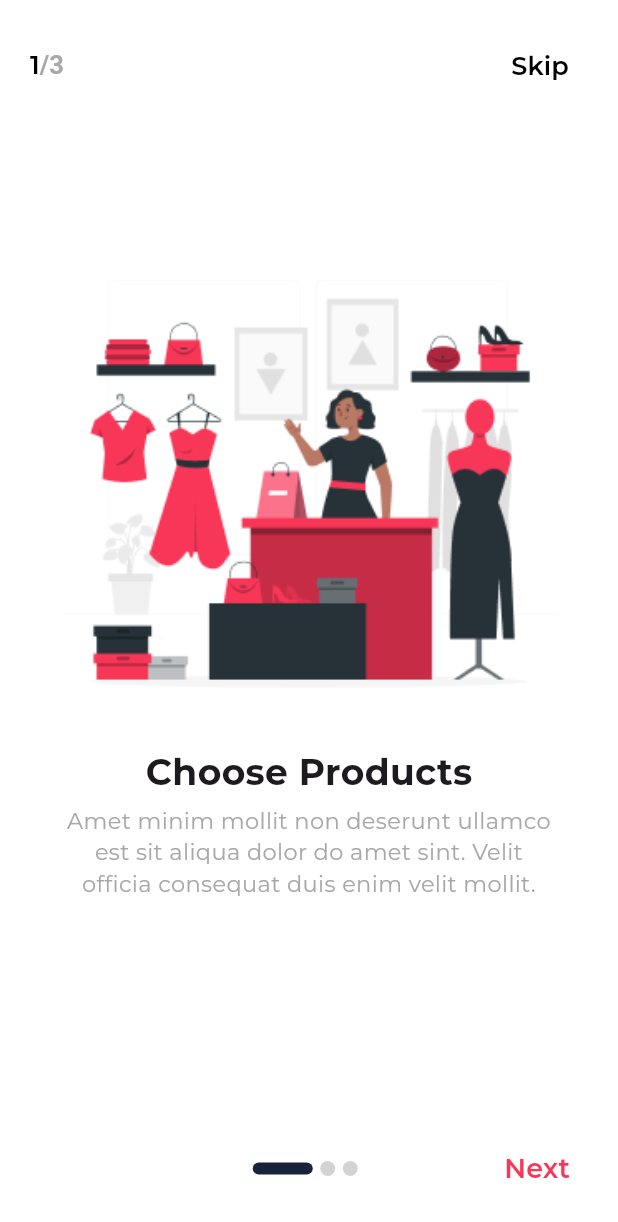
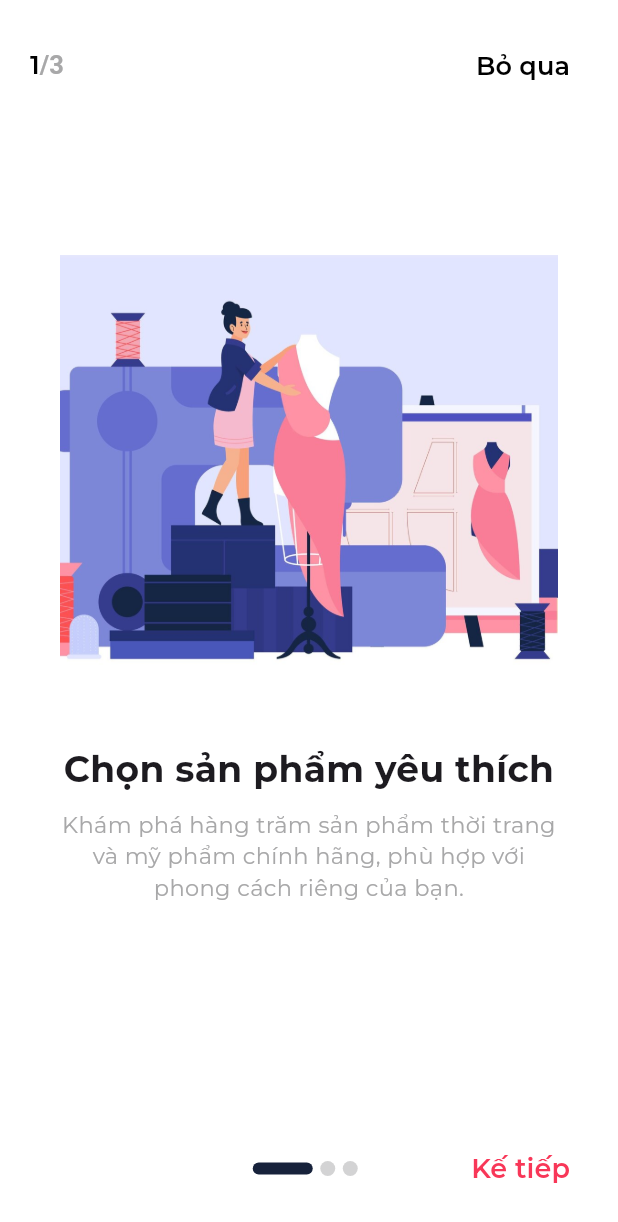
Before and after one commit to VuIceTea/v-store, a Flutter app: the OnboardingScreen screen opened by its route, on a phone screen of 412 x 824 dp. Shown: the top 1222 px of the screen. Run offline on Flutter 3.47's test engine with Material 3 defaults, Android fonts, the phone set to English and light mode, and no system bars; our stand-ins replace carousel_slider, cloud_firestore, firebase_auth, firebase_core, flutter_rating, font_awesome_flutter and 4 more; missing offline and left inert: flutter_facebook_auth, mailer; accounts and stored records are empty; project files that could hold a hidden picture were left out.

Commit message:
🧹 Clean up temporary files and minor updates

```diff
--- a/lib/models/slider_model.dart
+++ b/lib/models/slider_model.dart
@@ -43,28 +43,28 @@ class SliderModel {
 
     SliderModel slide = SliderModel();
     slide.setId('1');
-    slide.setImages('assets/images/onboardingImgs/onboarding_1.png');
-    slide.setTitle('Choose Products');
+    slide.setImages('assets/images/onboardingImgs/onboarding_1.jpg');
+    slide.setTitle('Chọn sản phẩm yêu thích');
     slide.setDescription(
-      'Amet minim mollit non deserunt ullamco est sit aliqua dolor do amet sint. Velit officia consequat duis enim velit mollit.',
+      'Khám phá hàng trăm sản phẩm thời trang và mỹ phẩm chính hãng, phù hợp với phong cách riêng của bạn.',
     );
     slides.add(slide);
 
     slide = SliderModel();
     slide.setId('2');
-    slide.setImages('assets/images/onboardingImgs/onboarding_2.png');
-    slide.setTitle('Make Payment');
+    slide.setImages('assets/images/onboardingImgs/onboarding_2.jpg');
+    slide.setTitle('Thanh toán dễ dàng');
     slide.setDescription(
-      'Amet minim mollit non deserunt ullamco est sit aliqua dolor do amet sint. Velit officia consequat duis enim velit mollit.',
+      'Chọn phương thức thanh toán bạn muốn và hoàn tất đơn hàng chỉ trong vài bước đơn giản.',
     );
     slides.add(slide);
 
     slide = SliderModel();
     slide.setId('3');
-    slide.setImages('assets/images/onboardingImgs/onboarding_3.png');
-    slide.setTitle('Get Your Order');
+    slide.setImages('assets/images/onboardingImgs/onboarding_3.jpg');
+    slide.setTitle('Giao hàng nhanh chóng');
     slide.setDescription(
-      'Amet minim mollit non deserunt ullamco est sit aliqua dolor do amet sint. Velit officia consequat duis enim velit mollit.',
+      'Theo dõi và nhận sản phẩm nhanh chóng tại nhà — an toàn, tiện lợi và đúng hẹn.',
     );
     slides.add(slide);
     return slides;
--- a/lib/screens/onboarding_screen.dart
+++ b/lib/screens/onboarding_screen.dart
@@ -1,4 +1,5 @@
 import 'package:flutter/material.dart';
+import 'package:flutter/services.dart';
 import 'package:v_store/models/slider_model.dart';
 
 class OnboardingScreen extends StatefulWidget {
@@ -9,6 +10,12 @@ class OnboardingScreen extends StatefulWidget {
 }
 
 class _OnboardingScreenState extends State<OnboardingScreen> {
+  @override
+  void initState() {
+    super.initState();
+    SystemChrome.setEnabledSystemUIMode(SystemUiMode.immersive);
+  }
+
   int currentPage = 0;
   PageController pageController = PageController();
   List<SliderModel> slides = SliderModel().getSlides()!;
@@ -19,7 +26,6 @@ class _OnboardingScreenState extends State<OnboardingScreen> {
       body: SizedBox(
         height: MediaQuery.of(context).size.height,
         width: MediaQuery.of(context).size.width,
-        child: SafeArea(
         child: Padding(
           padding: const EdgeInsets.all(20.0),
           child: Column(
@@ -52,7 +58,7 @@ class _OnboardingScreenState extends State<OnboardingScreen> {
                       skipAction();
                     },
                     child: Text(
-                        'Skip',
+                      'Bỏ qua',
                       style: TextStyle(
                         color: Color.fromRGBO(0, 0, 0, 1),
                         fontFamily: 'Montserrat',
@@ -93,13 +99,14 @@ class _OnboardingScreenState extends State<OnboardingScreen> {
                           SizedBox(height: 25),
                           Text(
                             slides[index].getTitle()!,
+                            textAlign: TextAlign.center,
                             style: TextStyle(
                               fontSize: 24,
                               fontFamily: 'Montserrat',
                               fontWeight: FontWeight.w800,
                             ),
                           ),
-                            SizedBox(height: 5),
+                          SizedBox(height: 10),
                           Text(
                             slides[index].getDescription()!,
                             textAlign: TextAlign.center,
@@ -129,7 +136,7 @@ class _OnboardingScreenState extends State<OnboardingScreen> {
                             preAction();
                           },
                           child: Text(
-                              'Prev',
+                            'Quay lại',
                             style: TextStyle(
                               color: Color.fromRGBO(168, 168, 169, 1),
                               fontFamily: 'Montserrat',
@@ -174,8 +181,8 @@ class _OnboardingScreenState extends State<OnboardingScreen> {
                         },
                         child: Text(
                           currentPage < slides.length - 1
-                                ? 'Next'
-                                : 'Get Started',
+                              ? 'Kế tiếp'
+                              : 'Bắt đầu',
                           style: TextStyle(
                             color: Color.fromRGBO(248, 55, 88, 1),
                             fontFamily: 'Montserrat',
@@ -189,7 +196,6 @@ class _OnboardingScreenState extends State<OnboardingScreen> {
                 ),
               ),
             ],
-            ),
           ),
         ),
       ),
--- a/lib/screens/signin.dart
+++ b/lib/screens/signin.dart
@@ -586,10 +586,10 @@ class _SignInState extends State<SignInScreen> with TickerProviderStateMixin {
                                           fontSize: 14,
                                           fontWeight: FontWeight.w500,
                                         ),
-                                        text: 'Bạn đã có tài khoản? ',
+                                        text: 'Bạn chưa có tài khoản? ',
                                         children: [
                                           TextSpan(
-                                            text: 'Đăng nhập',
+                                            text: 'Đăng ký ngay',
                                             style: TextStyle(
                                               color: Color(0xFF667eea),
                                               fontWeight: FontWeight.w700,
```
Also changed, not shown: lib/screens/get_started.dart (+16 -9 lines), assets/images/onboardingImgs/onboarding_1.jpg (added), assets/images/onboardingImgs/onboarding_2.jpg (added), assets/images/onboardingImgs/onboarding_3.jpg (added), 2 other files. Lines whose indentation alone changed are shown as unchanged.
